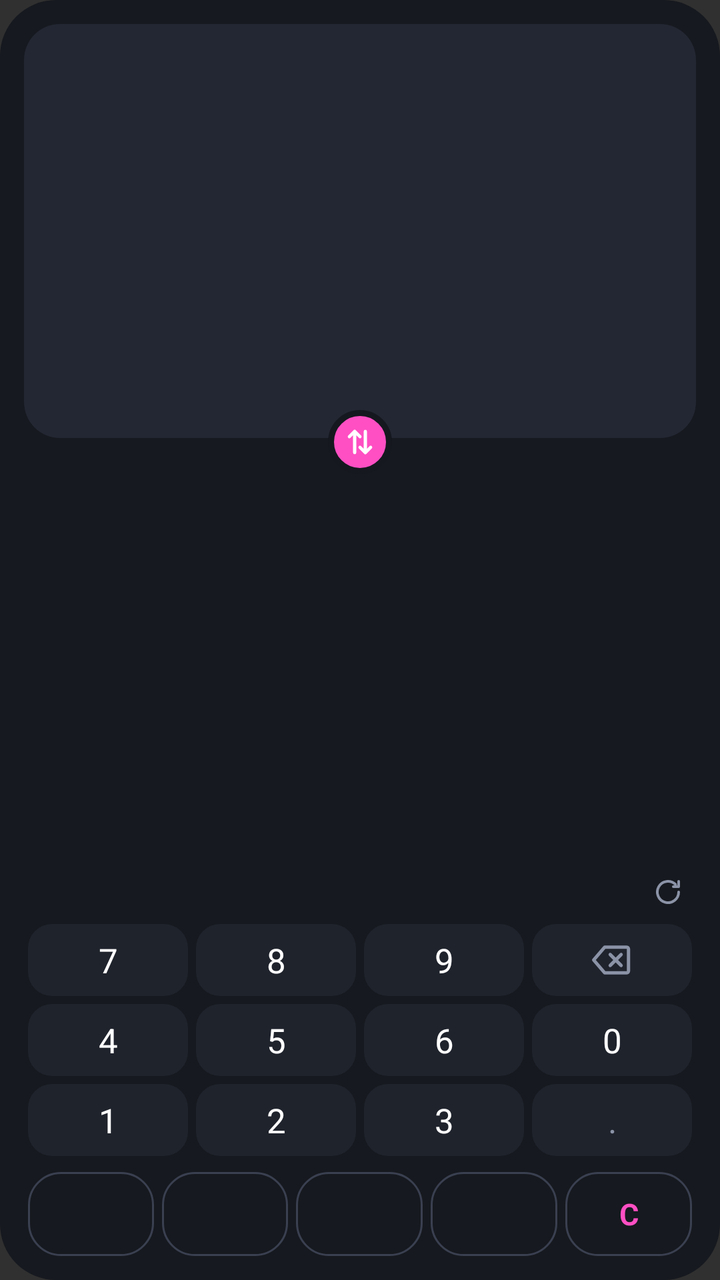
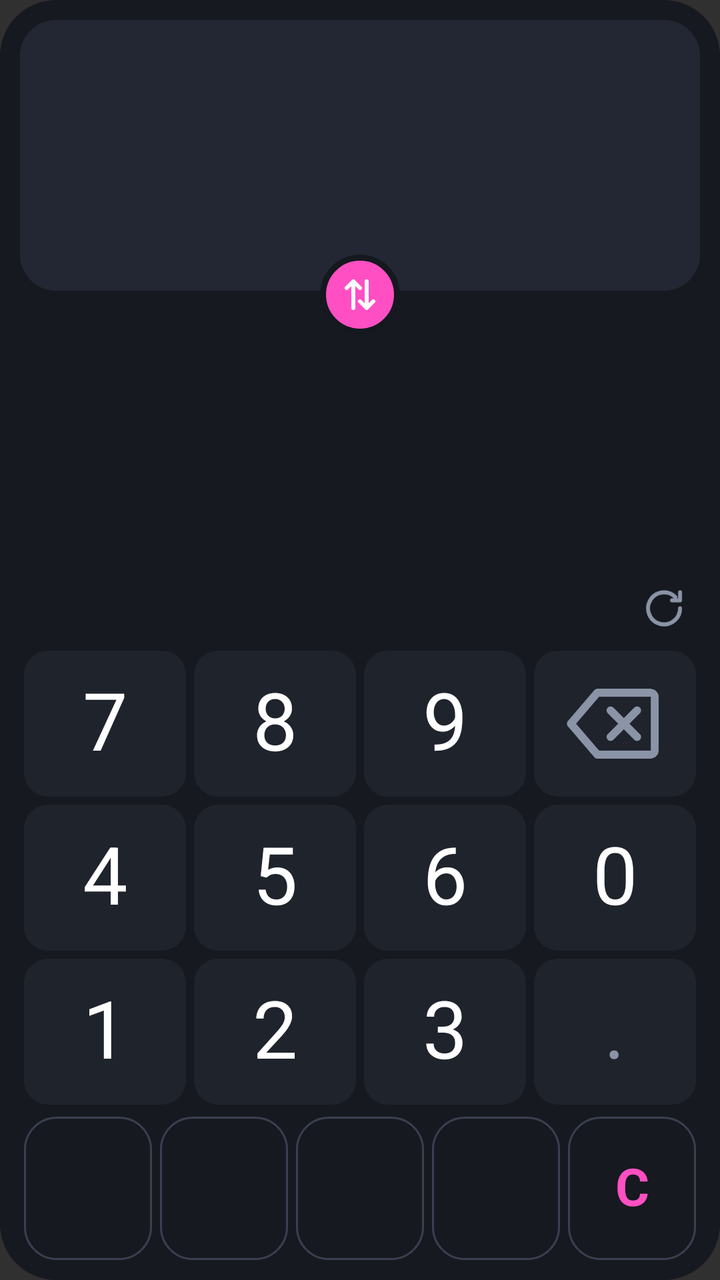

Screens rendered from an Android XML layout before and after an edit, with the pre-edit source and the edit as a unified diff.
<!-- AndroidManifest.xml: application theme android:Theme.Material.NoActionBar -->
<!-- res/layout/fx_widget.xml -->
<?xml version="1.0" encoding="utf-8"?>
<LinearLayout xmlns:android="http://schemas.android.com/apk/res/android"
    android:layout_width="match_parent"
    android:layout_height="match_parent"
    android:background="@drawable/bg"
    android:orientation="vertical"
    android:padding="12dp">

    
    <FrameLayout
        android:layout_width="match_parent"
        android:layout_height="0dp"
        android:layout_weight="1">

        <LinearLayout
            android:layout_width="match_parent"
            android:layout_height="match_parent"
            android:orientation="vertical">

            <LinearLayout android:id="@+id/from_row" style="@style/FxRow"
                android:background="@drawable/row_active">
                <TextView android:id="@+id/from_flag" style="@style/FxFlag" />
                <TextView android:id="@+id/from_btn" style="@style/FxCode" />
                <TextView android:id="@+id/amount" style="@style/FxAmount"
                    android:textColor="#FFFFFF" />
            </LinearLayout>

            <LinearLayout android:id="@+id/to_row" style="@style/FxRow"
                android:layout_marginTop="4dp"
                android:background="@drawable/row_plain">
                <TextView android:id="@+id/to_flag" style="@style/FxFlag" />
                <TextView android:id="@+id/to_btn" style="@style/FxCode" />
                <TextView android:id="@+id/result" style="@style/FxAmount"
                    android:textColor="#FF4FC3" />
            </LinearLayout>
        </LinearLayout>

        <ImageView
            android:id="@+id/swap_btn"
            android:layout_width="32dp"
            android:layout_height="32dp"
            android:layout_gravity="center"
            android:background="@drawable/swap_circle"
            android:contentDescription="swap"
            android:scaleType="center"
            android:src="@drawable/ic_swap" />
    </FrameLayout>

    <LinearLayout
        android:layout_width="match_parent"
        android:layout_height="28dp"
        android:layout_marginTop="2dp"
        android:gravity="center_vertical"
        android:orientation="horizontal"
        android:paddingStart="4dp">
        <TextView android:id="@+id/status" android:layout_width="0dp" android:layout_height="wrap_content"
            android:layout_weight="1" android:singleLine="true" android:ellipsize="end"
            android:textColor="#AEB5C6" android:textSize="13sp" />
        <ImageView android:id="@+id/refresh_btn" android:layout_width="28dp" android:layout_height="match_parent"
            android:contentDescription="refresh" android:scaleType="center" android:src="@drawable/ic_refresh" />
    </LinearLayout>

    <LinearLayout style="@style/FxKeyRow">
        <TextView android:id="@+id/k7" style="@style/FxKey" android:text="7" />
        <TextView android:id="@+id/k8" style="@style/FxKey" android:text="8" />
        <TextView android:id="@+id/k9" style="@style/FxKey" android:text="9" />
        <ImageView android:id="@+id/kback" style="@style/FxKey" android:scaleType="center"
            android:contentDescription="backspace" android:src="@drawable/ic_backspace" />
    </LinearLayout>
    <LinearLayout style="@style/FxKeyRow">
        <TextView android:id="@+id/k4" style="@style/FxKey" android:text="4" />
        <TextView android:id="@+id/k5" style="@style/FxKey" android:text="5" />
        <TextView android:id="@+id/k6" style="@style/FxKey" android:text="6" />
        <TextView android:id="@+id/k0" style="@style/FxKey" android:text="0" />
    </LinearLayout>
    <LinearLayout style="@style/FxKeyRow">
        <TextView android:id="@+id/k1" style="@style/FxKey" android:text="1" />
        <TextView android:id="@+id/k2" style="@style/FxKey" android:text="2" />
        <TextView android:id="@+id/k3" style="@style/FxKey" android:text="3" />
        <TextView android:id="@+id/kdot" style="@style/FxKey" android:text="." android:textColor="#8B93A7" />
    </LinearLayout>

    
    <LinearLayout
        android:layout_width="match_parent"
        android:layout_height="42dp"
        android:layout_marginTop="6dp"
        android:orientation="horizontal">
        <TextView android:id="@+id/q0" style="@style/FxQuick" />
        <TextView android:id="@+id/q1" style="@style/FxQuick" />
        <TextView android:id="@+id/q2" style="@style/FxQuick" />
        <TextView android:id="@+id/q3" style="@style/FxQuick" />
        <TextView android:id="@+id/kclr" style="@style/FxQuick" android:text="C" android:textColor="#FF4FC3" />
    </LinearLayout>
</LinearLayout>
<!-- resources referenced by this layout -->
<resources>
  <style name="FxAmount">
          <item name="android:layout_width">0dp</item>
          <item name="android:layout_height">match_parent</item>
          <item name="android:layout_weight">1</item>
          <item name="android:layout_marginStart">8dp</item>
          <item name="android:gravity">end|center_vertical</item>
          <item name="android:maxLines">1</item>
          <item name="android:textStyle">bold</item>
          <item name="android:textSize">28sp</item>
          <item name="android:autoSizeTextType">uniform</item>
          <item name="android:autoSizeMinTextSize">16sp</item>
          <item name="android:autoSizeMaxTextSize">36sp</item>
      </style>
  <style name="FxCode">
          <item name="android:layout_width">wrap_content</item>
          <item name="android:layout_height">match_parent</item>
          <item name="android:layout_marginStart">8dp</item>
          <item name="android:gravity">center_vertical</item>
          <item name="android:textColor">#C4CAD8</item>
          <item name="android:textSize">16sp</item>
          <item name="android:textStyle">bold</item>
      </style>
  <style name="FxFlag">
          <item name="android:layout_width">wrap_content</item>
          <item name="android:layout_height">wrap_content</item>
          <item name="android:textSize">26sp</item>
      </style>
  <style name="FxKey">
          <item name="android:layout_width">0dp</item>
          <item name="android:layout_height">match_parent</item>
          <item name="android:layout_weight">1</item>
          <item name="android:layout_margin">2dp</item>
          <item name="android:gravity">center</item>
          <item name="android:background">@drawable/key</item>
          <item name="android:textColor">#FFFFFF</item>
          <item name="android:textSize">17sp</item>
      </style>
  <style name="FxKeyRow">
          <item name="android:layout_width">match_parent</item>
          <item name="android:layout_height">40dp</item>
          <item name="android:orientation">horizontal</item>
      </style>
  <style name="FxQuick">
          <item name="android:layout_width">0dp</item>
          <item name="android:layout_height">match_parent</item>
          <item name="android:layout_weight">1</item>
          <item name="android:layout_marginStart">2dp</item>
          <item name="android:layout_marginEnd">2dp</item>
          <item name="android:gravity">center</item>
          <item name="android:background">@drawable/chip</item>
          <item name="android:maxLines">1</item>
          <item name="android:textColor">#FFFFFF</item>
          <item name="android:textSize">15sp</item>
          <item name="android:textStyle">bold</item>
      </style>
  <style name="FxRow">
          <item name="android:layout_width">match_parent</item>
          <item name="android:layout_height">0dp</item>
          <item name="android:layout_weight">1</item>
          <item name="android:minHeight">52dp</item>
          <item name="android:gravity">center_vertical</item>
          <item name="android:orientation">horizontal</item>
          <item name="android:paddingStart">12dp</item>
          <item name="android:paddingEnd">14dp</item>
      </style>
  <!-- unchanged entries left out for length: 9 -->
</resources>

<!-- the commit's change to res/layout/fx_widget.xml (unified diff, before → after) -->
@@ -4,13 +4,13 @@
     android:layout_height="match_parent"
     android:background="@drawable/bg"
     android:orientation="vertical"
-    android:padding="12dp">
+    android:padding="10dp">
 
     
     <FrameLayout
         android:layout_width="match_parent"
         android:layout_height="0dp"
-        android:layout_weight="1">
+        android:layout_weight="5">
 
         <LinearLayout
             android:layout_width="match_parent"
@@ -19,8 +19,10 @@
 
             <LinearLayout android:id="@+id/from_row" style="@style/FxRow"
                 android:background="@drawable/row_active">
-                <TextView android:id="@+id/from_flag" style="@style/FxFlag" />
-                <TextView android:id="@+id/from_btn" style="@style/FxCode" />
+                <LinearLayout style="@style/FxRowLabel">
+                    <TextView android:id="@+id/from_flag" style="@style/FxFlag" />
+                    <TextView android:id="@+id/from_btn" style="@style/FxCode" />
+                </LinearLayout>
                 <TextView android:id="@+id/amount" style="@style/FxAmount"
                     android:textColor="#FFFFFF" />
             </LinearLayout>
@@ -28,8 +30,10 @@
             <LinearLayout android:id="@+id/to_row" style="@style/FxRow"
                 android:layout_marginTop="4dp"
                 android:background="@drawable/row_plain">
-                <TextView android:id="@+id/to_flag" style="@style/FxFlag" />
-                <TextView android:id="@+id/to_btn" style="@style/FxCode" />
+                <LinearLayout style="@style/FxRowLabel">
+                    <TextView android:id="@+id/to_flag" style="@style/FxFlag" />
+                    <TextView android:id="@+id/to_btn" style="@style/FxCode" />
+                </LinearLayout>
                 <TextView android:id="@+id/result" style="@style/FxAmount"
                     android:textColor="#FF4FC3" />
             </LinearLayout>
@@ -37,34 +41,34 @@
 
         <ImageView
             android:id="@+id/swap_btn"
-            android:layout_width="32dp"
-            android:layout_height="32dp"
+            android:layout_width="40dp"
+            android:layout_height="40dp"
             android:layout_gravity="center"
             android:background="@drawable/swap_circle"
             android:contentDescription="swap"
-            android:scaleType="center"
+            android:padding="10dp"
+            android:scaleType="fitCenter"
             android:src="@drawable/ic_swap" />
     </FrameLayout>
 
     <LinearLayout
         android:layout_width="match_parent"
-        android:layout_height="28dp"
-        android:layout_marginTop="2dp"
+        android:layout_height="0dp"
+        android:layout_weight="0.7"
         android:gravity="center_vertical"
         android:orientation="horizontal"
-        android:paddingStart="4dp">
-        <TextView android:id="@+id/status" android:layout_width="0dp" android:layout_height="wrap_content"
-            android:layout_weight="1" android:singleLine="true" android:ellipsize="end"
-            android:textColor="#AEB5C6" android:textSize="13sp" />
-        <ImageView android:id="@+id/refresh_btn" android:layout_width="28dp" android:layout_height="match_parent"
-            android:contentDescription="refresh" android:scaleType="center" android:src="@drawable/ic_refresh" />
+        android:paddingStart="6dp">
+        <TextView android:id="@+id/status" style="@style/FxStatus" />
+        <ImageView android:id="@+id/refresh_btn" android:layout_width="36dp" android:layout_height="match_parent"
+            android:contentDescription="refresh" android:padding="6dp" android:scaleType="fitCenter"
+            android:src="@drawable/ic_refresh" />
     </LinearLayout>
 
     <LinearLayout style="@style/FxKeyRow">
         <TextView android:id="@+id/k7" style="@style/FxKey" android:text="7" />
         <TextView android:id="@+id/k8" style="@style/FxKey" android:text="8" />
         <TextView android:id="@+id/k9" style="@style/FxKey" android:text="9" />
-        <ImageView android:id="@+id/kback" style="@style/FxKey" android:scaleType="center"
+        <ImageView android:id="@+id/kback" style="@style/FxKeyIcon"
             android:contentDescription="backspace" android:src="@drawable/ic_backspace" />
     </LinearLayout>
     <LinearLayout style="@style/FxKeyRow">
@@ -83,8 +87,9 @@
     
     <LinearLayout
         android:layout_width="match_parent"
-        android:layout_height="42dp"
-        android:layout_marginTop="6dp"
+        android:layout_height="0dp"
+        android:layout_weight="1.3"
+        android:layout_marginTop="4dp"
         android:orientation="horizontal">
         <TextView android:id="@+id/q0" style="@style/FxQuick" />
         <TextView android:id="@+id/q1" style="@style/FxQuick" />
<!-- resource entries referenced after the edit -->
@@ -5,41 +5,70 @@
           <item name="android:layout_height">match_parent</item>
           <item name="android:layout_weight">1</item>
           <item name="android:layout_marginStart">8dp</item>
+          <item name="android:paddingTop">2dp</item>
+          <item name="android:paddingBottom">2dp</item>
           <item name="android:gravity">end|center_vertical</item>
           <item name="android:maxLines">1</item>
+          <item name="android:includeFontPadding">false</item>
           <item name="android:textStyle">bold</item>
-          <item name="android:textSize">28sp</item>
           <item name="android:autoSizeTextType">uniform</item>
-          <item name="android:autoSizeMinTextSize">16sp</item>
-          <item name="android:autoSizeMaxTextSize">36sp</item>
+          <item name="android:autoSizeMinTextSize">12sp</item>
+          <item name="android:autoSizeMaxTextSize">200sp</item>
+          <item name="android:autoSizeStepGranularity">1sp</item>
       </style>
   <style name="FxCode">
-          <item name="android:layout_width">wrap_content</item>
-          <item name="android:layout_height">match_parent</item>
-          <item name="android:layout_marginStart">8dp</item>
-          <item name="android:gravity">center_vertical</item>
+          <item name="android:layout_width">match_parent</item>
+          <item name="android:layout_height">0dp</item>
+          <item name="android:layout_weight">1</item>
+          <item name="android:gravity">center</item>
+          <item name="android:maxLines">1</item>
+          <item name="android:includeFontPadding">false</item>
           <item name="android:textColor">#C4CAD8</item>
-          <item name="android:textSize">16sp</item>
           <item name="android:textStyle">bold</item>
+          <item name="android:autoSizeTextType">uniform</item>
+          <item name="android:autoSizeMinTextSize">9sp</item>
+          <item name="android:autoSizeMaxTextSize">28sp</item>
       </style>
   <style name="FxFlag">
-          <item name="android:layout_width">wrap_content</item>
-          <item name="android:layout_height">wrap_content</item>
-          <item name="android:textSize">26sp</item>
+          <item name="android:layout_width">match_parent</item>
+          <item name="android:layout_height">0dp</item>
+          <item name="android:layout_weight">1.4</item>
+          <item name="android:gravity">center</item>
+          <item name="android:maxLines">1</item>
+          <item name="android:includeFontPadding">false</item>
+          <item name="android:autoSizeTextType">uniform</item>
+          <item name="android:autoSizeMinTextSize">10sp</item>
+          <item name="android:autoSizeMaxTextSize">48sp</item>
       </style>
   <style name="FxKey">
           <item name="android:layout_width">0dp</item>
           <item name="android:layout_height">match_parent</item>
           <item name="android:layout_weight">1</item>
           <item name="android:layout_margin">2dp</item>
+          <item name="android:paddingTop">6dp</item>
+          <item name="android:paddingBottom">6dp</item>
           <item name="android:gravity">center</item>
+          <item name="android:maxLines">1</item>
+          <item name="android:includeFontPadding">false</item>
           <item name="android:background">@drawable/key</item>
           <item name="android:textColor">#FFFFFF</item>
-          <item name="android:textSize">17sp</item>
+          <item name="android:autoSizeTextType">uniform</item>
+          <item name="android:autoSizeMinTextSize">12sp</item>
+          <item name="android:autoSizeMaxTextSize">40sp</item>
+      </style>
+  <style name="FxKeyIcon">
+          <item name="android:layout_width">0dp</item>
+          <item name="android:layout_height">match_parent</item>
+          <item name="android:layout_weight">1</item>
+          <item name="android:layout_margin">2dp</item>
+          <item name="android:padding">10dp</item>
+          <item name="android:scaleType">fitCenter</item>
+          <item name="android:background">@drawable/key</item>
       </style>
   <style name="FxKeyRow">
           <item name="android:layout_width">match_parent</item>
-          <item name="android:layout_height">40dp</item>
+          <item name="android:layout_height">0dp</item>
+          <item name="android:layout_weight">1.4</item>
           <item name="android:orientation">horizontal</item>
       </style>
   <style name="FxQuick">
@@ -48,22 +77,50 @@
           <item name="android:layout_weight">1</item>
           <item name="android:layout_marginStart">2dp</item>
           <item name="android:layout_marginEnd">2dp</item>
+          <item name="android:paddingStart">6dp</item>
+          <item name="android:paddingEnd">6dp</item>
+          <item name="android:paddingTop">6dp</item>
+          <item name="android:paddingBottom">6dp</item>
           <item name="android:gravity">center</item>
+          <item name="android:maxLines">1</item>
+          <item name="android:includeFontPadding">false</item>
           <item name="android:background">@drawable/chip</item>
-          <item name="android:maxLines">1</item>
           <item name="android:textColor">#FFFFFF</item>
-          <item name="android:textSize">15sp</item>
           <item name="android:textStyle">bold</item>
+          <item name="android:autoSizeTextType">uniform</item>
+          <item name="android:autoSizeMinTextSize">9sp</item>
+          <item name="android:autoSizeMaxTextSize">26sp</item>
       </style>
   <style name="FxRow">
           <item name="android:layout_width">match_parent</item>
           <item name="android:layout_height">0dp</item>
           <item name="android:layout_weight">1</item>
-          <item name="android:minHeight">52dp</item>
           <item name="android:gravity">center_vertical</item>
           <item name="android:orientation">horizontal</item>
-          <item name="android:paddingStart">12dp</item>
+          <item name="android:paddingStart">10dp</item>
           <item name="android:paddingEnd">14dp</item>
+      </style>
+  <style name="FxRowLabel">
+          <item name="android:layout_width">64dp</item>
+          <item name="android:layout_height">match_parent</item>
+          <item name="android:gravity">center</item>
+          <item name="android:orientation">vertical</item>
+          <item name="android:paddingTop">8dp</item>
+          <item name="android:paddingBottom">8dp</item>
+      </style>
+  <style name="FxStatus">
+          <item name="android:layout_width">0dp</item>
+          <item name="android:layout_height">match_parent</item>
+          <item name="android:layout_weight">1</item>
+          <item name="android:gravity">center_vertical</item>
+          <item name="android:maxLines">1</item>
+          <item name="android:paddingTop">3dp</item>
+          <item name="android:paddingBottom">3dp</item>
+          <item name="android:includeFontPadding">false</item>
+          <item name="android:textColor">#AEB5C6</item>
+          <item name="android:autoSizeTextType">uniform</item>
+          <item name="android:autoSizeMinTextSize">9sp</item>
+          <item name="android:autoSizeMaxTextSize">18sp</item>
       </style>
   <!-- unchanged entries left out for length: 9 -->
 </resources>
